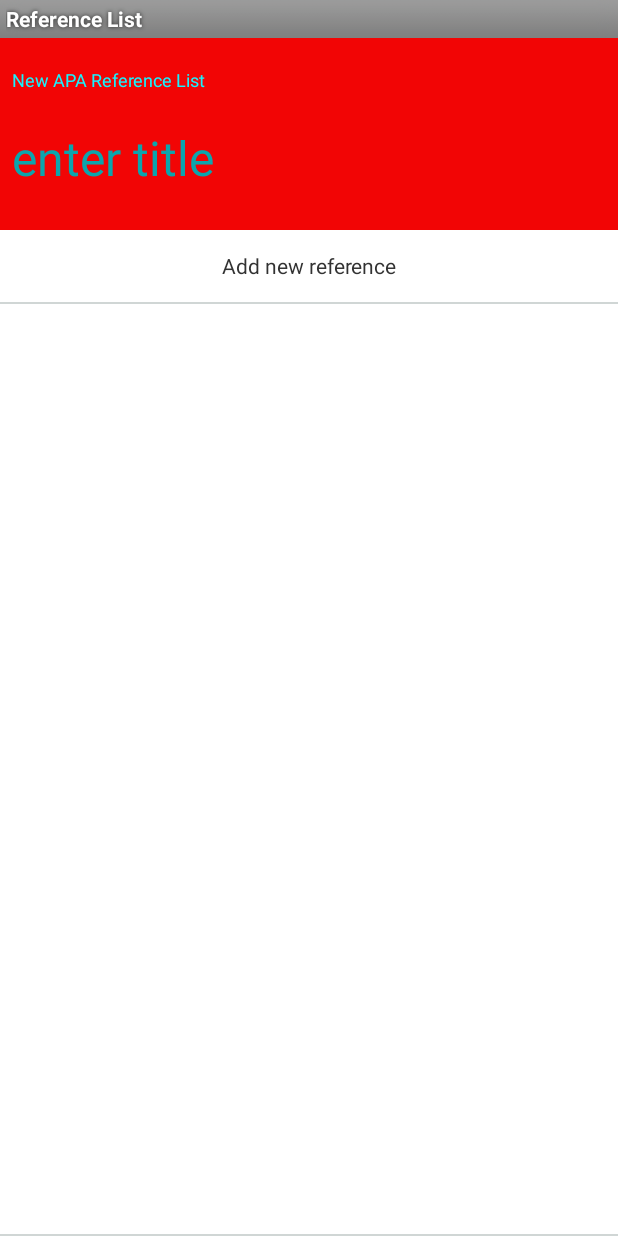
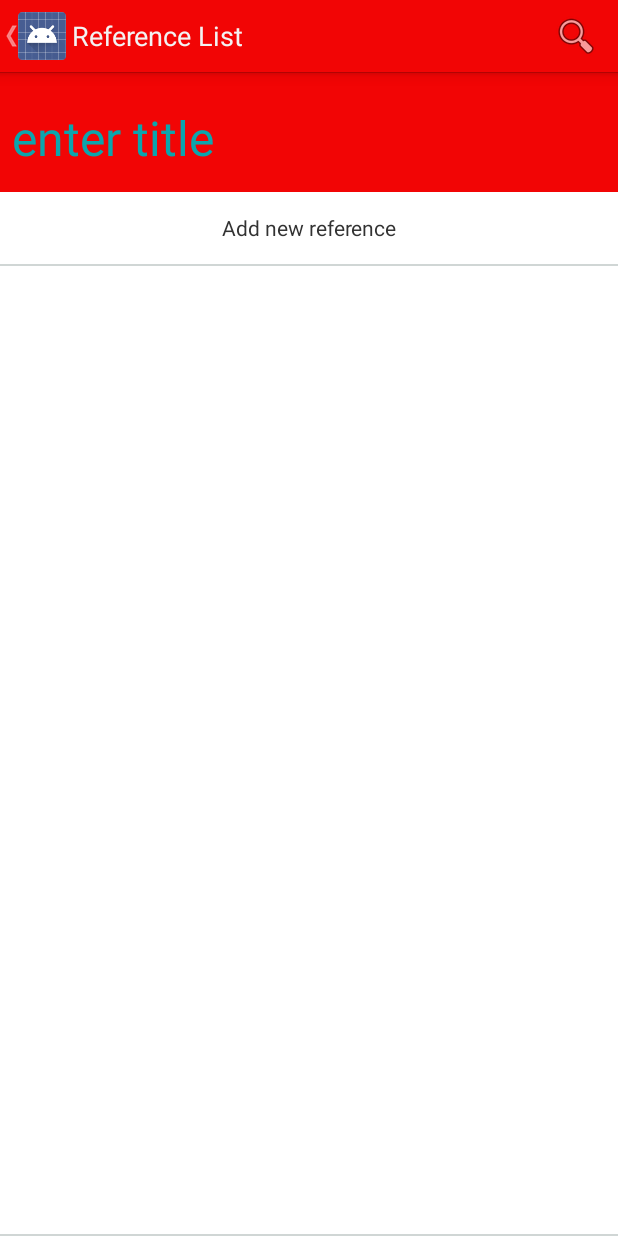
Before and after one commit to SafetyMarcus/EasyReference, an Android app: the screen it shows after launch (ReferenceListActivity), after a tap on "APA Reference List", on a phone screen of 412 x 824 dp. Run offline under Robolectric (Android 15) with nearby library versions, the phone set to English and light mode, and no system bars; our stand-ins replace ButterKnife; libraries missing offline, so code that uses them is left out: com.squareup.otto; 1 statement that could not run was skipped; 1 other tap on this screen came first.

Commit message:
Fixed up Lollipop style

```diff
--- a/app/src/main/java/com/au/easyreference/app/Activities/MainActivity.java
+++ b/app/src/main/java/com/au/easyreference/app/Activities/MainActivity.java
@@ -135,11 +135,7 @@ public class MainActivity extends FragmentActivity
 			}
 		});
 
-		if(ERApplication.referenceLists.size() == 0)
-		{
-			referenceLists.setVisibility(View.GONE);
-			emptyView.setVisibility(View.VISIBLE);
-		}
+		referenceLists.setEmptyView(emptyView);
 	}
 
 	private void animateSheetIn(boolean animateShadow)
--- a/app/src/main/java/com/au/easyreference/app/Activities/ReferenceListActivity.java
+++ b/app/src/main/java/com/au/easyreference/app/Activities/ReferenceListActivity.java
@@ -10,7 +10,6 @@ import android.view.View;
 import android.widget.AdapterView;
 import android.widget.EditText;
 import android.widget.ListView;
-import android.widget.TextView;
 import butterknife.ButterKnife;
 import butterknife.InjectView;
 import com.au.easyreference.app.Events.ResultSelectedEvent;
@@ -40,8 +39,6 @@ public class ReferenceListActivity extends Activity
 	protected ListView referencesListView;
 	@InjectView(R.id.new_list_title)
 	protected EditText title;
-	@InjectView(R.id.title_label)
-	protected TextView titleLabel;
 
 	public ArrayList<ReferenceItem> referenceItems;
 	public ReferenceListAdapter adapter;
@@ -73,16 +70,6 @@ public class ReferenceListActivity extends Activity
 				referenceItems = referenceList.referenceList;
 				title.setText(referenceList.title);
 			}
-
-			if(referenceList == null)
-			{
-				if(type == ReferenceList.APA)
-					titleLabel.setText(getString(R.string.new_apa_list));
-				else if(type == ReferenceList.HARVARD)
-					titleLabel.setText(getString(R.string.new_harvard_list));
-			}
-			else
-				titleLabel.setText(referenceList.title);
 		}
 
 		referenceItems.add(new ReferenceItem(ReferenceItem.NEW));
--- a/app/src/main/res/layout/reference_list_dialog_fragment.xml
+++ b/app/src/main/res/layout/reference_list_dialog_fragment.xml
@@ -9,20 +9,10 @@
     <LinearLayout
         android:orientation="vertical"
         android:layout_width="match_parent"
-        android:layout_height="128dp"
+        android:layout_height="wrap_content"
         android:paddingLeft="8dp"
         android:paddingTop="8dp"
         android:background="@color/easy_reference_red">
-
-        <TextView
-            android:id="@+id/title_label"
-            android:layout_width="match_parent"
-            android:layout_height="36dp"
-            android:gravity="bottom"
-            android:paddingBottom="8dp"
-            android:textSize="12sp"
-            android:textColor="@color/bright_light_blue"
-            android:text="@string/title"/>
 
         <EditText
             android:id="@+id/new_list_title"
--- a/app/src/main/res/values-v21/styles.xml
+++ b/app/src/main/res/values-v21/styles.xml
@@ -1,5 +1,12 @@
 <?xml version="1.0" encoding="utf-8"?>
 <resources>
+    <style name="AppTheme" parent="android:Theme.Holo.Light.DarkActionBar">
+        <item name="android:actionBarStyle">@style/AppTheme.ActionBar</item>
+    </style>
 
-    <style name="AppTheme" parent="android:Theme.Light"></style>
+    <style name="AppTheme.ActionBar" parent="@android:style/Widget.Holo.Light.ActionBar.Solid.Inverse">
+        <item name="android:background">@drawable/action_bar</item>
+        <item name="android:backgroundStacked">@drawable/action_bar</item>
+        <item name="android:backgroundSplit">@drawable/action_bar</item>
+    </style>
 </resources>
```
